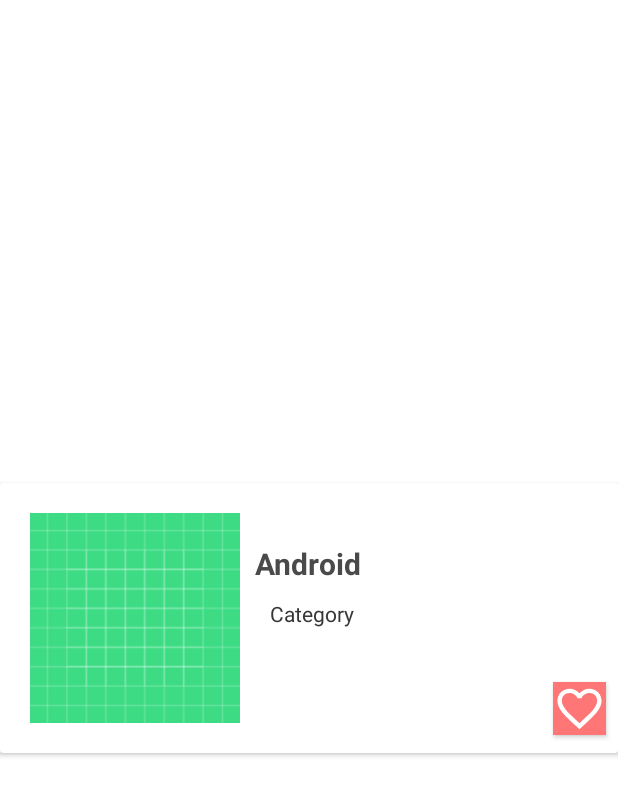
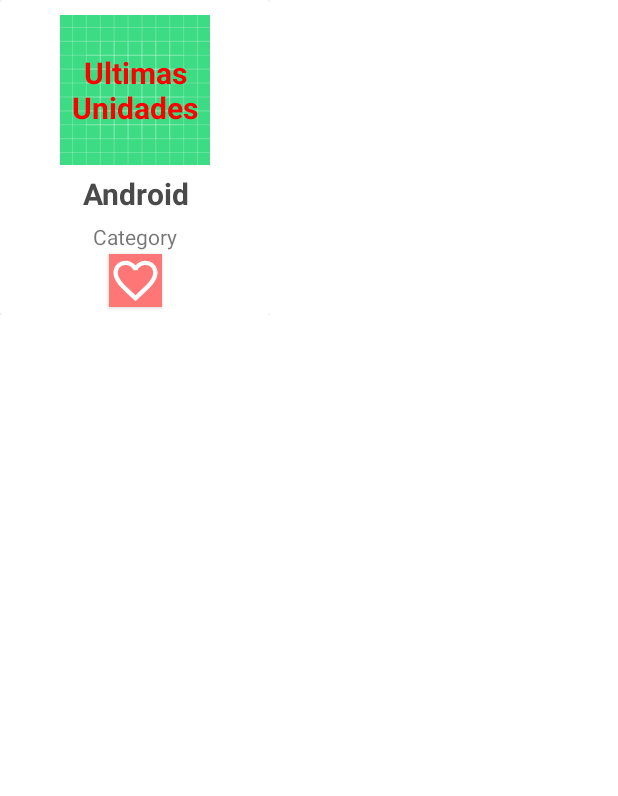
Before and after one commit to Alvarofj95/Recuperacion, an Android app: the layout item_list.xml on its own in the app's theme, with its tools: preview values and no code run, on a phone screen of 412 x 824 dp. Shown: the top 796 px of the screen. Run offline under Robolectric (Android 15) with nearby library versions, the phone set to English and light mode, and no system bars.

Commit message:
item_fragment ready

```diff
--- a/app/src/main/res/layout/item_list.xml
+++ b/app/src/main/res/layout/item_list.xml
@@ -2,30 +2,28 @@
 <androidx.constraintlayout.widget.ConstraintLayout xmlns:android="http://schemas.android.com/apk/res/android"
     xmlns:app="http://schemas.android.com/apk/res-auto"
     xmlns:tools="http://schemas.android.com/tools"
-    android:layout_width="match_parent"
-    android:layout_height="match_parent"
+    android:layout_width="wrap_content"
+    android:layout_height="wrap_content"
     android:paddingBottom="0dp">
 
     <androidx.cardview.widget.CardView
-        android:layout_width="0dp"
-        android:layout_height="wrap_content"
-        app:layout_constraintEnd_toEndOf="parent"
+        android:layout_width="180dp"
+        android:layout_height="210dp"
+        app:layout_constraintBottom_toBottomOf="parent"
         app:layout_constraintStart_toStartOf="parent"
-        app:layout_constraintTop_toTopOf="parent"
-        app:layout_constraintBottom_toBottomOf="parent">
+        app:layout_constraintTop_toTopOf="parent">
 
         <androidx.constraintlayout.widget.ConstraintLayout
             android:layout_width="match_parent"
-            android:layout_height="180dp"
+            android:layout_height="match_parent"
             app:layout_constraintTop_toTopOf="parent">
 
             <ImageView
                 android:id="@+id/iv_product"
-                android:layout_width="140dp"
-                android:layout_height="140dp"
-                android:layout_marginStart="20dp"
-                android:layout_marginTop="20dp"
-                android:layout_marginBottom="20dp"
+                android:layout_width="100dp"
+                android:layout_height="100dp"
+                android:layout_marginTop="10dp"
+                app:layout_constraintEnd_toEndOf="parent"
                 app:layout_constraintStart_toStartOf="parent"
                 app:layout_constraintTop_toTopOf="parent"
                 app:srcCompat="@drawable/ic_launcher_background" />
@@ -34,49 +32,51 @@
                 android:id="@+id/tv_name"
                 android:layout_width="0dp"
                 android:layout_height="wrap_content"
-                android:layout_marginStart="10dp"
-                android:layout_marginTop="40dp"
-                android:layout_marginEnd="10dp"
+                android:layout_marginTop="5dp"
                 android:text="@string/Android"
+                android:textAlignment="center"
                 android:textColor="#4A4A4A"
                 android:textSize="20sp"
                 android:textStyle="bold"
-                app:layout_constraintEnd_toEndOf="parent"
-                app:layout_constraintStart_toEndOf="@+id/iv_product"
-                app:layout_constraintTop_toTopOf="parent" />
+                app:layout_constraintEnd_toEndOf="@+id/iv_product"
+                app:layout_constraintStart_toStartOf="@+id/iv_product"
+                app:layout_constraintTop_toBottomOf="@+id/iv_product" />
 
             <TextView
                 android:id="@+id/tv_precio"
                 android:layout_width="0dp"
                 android:layout_height="wrap_content"
-                android:layout_marginStart="20dp"
-                android:layout_marginTop="10dp"
+                android:layout_marginTop="5dp"
                 android:text="@string/Category"
-                app:layout_constraintStart_toEndOf="@+id/iv_product"
-                app:layout_constraintTop_toBottomOf="@+id/tv_name" />
-
-            <TextView
-                android:id="@+id/tv_category1"
-                android:layout_width="0dp"
-                android:layout_height="wrap_content"
-                android:layout_marginStart="20dp"
-                android:layout_marginTop="10dp"
-                android:text="@string/Category"
-                app:layout_constraintStart_toEndOf="@+id/iv_product"
+                android:textAlignment="center"
+                app:layout_constraintEnd_toEndOf="@+id/tv_name"
+                app:layout_constraintStart_toStartOf="@+id/tv_name"
                 app:layout_constraintTop_toBottomOf="@+id/tv_name" />
 
             <ImageButton
                 android:id="@+id/ib_noLike"
                 android:layout_width="wrap_content"
                 android:layout_height="wrap_content"
-                android:layout_marginEnd="8dp"
-                android:layout_marginBottom="12dp"
+                android:layout_marginTop="2dp"
                 android:background="#FF7676"
                 android:elevation="2dp"
-                app:layout_constraintBottom_toBottomOf="parent"
-                app:layout_constraintEnd_toEndOf="parent"
+                app:layout_constraintEnd_toEndOf="@+id/tv_precio"
+                app:layout_constraintStart_toStartOf="@+id/tv_precio"
+                app:layout_constraintTop_toBottomOf="@+id/tv_precio"
                 app:srcCompat="@drawable/ic_baseline_favorite_border_35"
                 tools:ignore="SpeakableTextPresentCheck,TouchTargetSizeCheck" />
+
+            <TextView
+                android:id="@+id/tv_alert"
+                android:layout_width="0dp"
+                android:layout_height="wrap_content"
+                android:text="Ultimas Unidades"
+                android:textAlignment="center"
+                android:textAppearance="@style/ultima"
+                app:layout_constraintBottom_toBottomOf="@+id/iv_product"
+                app:layout_constraintEnd_toEndOf="@+id/iv_product"
+                app:layout_constraintStart_toStartOf="@+id/iv_product"
+                app:layout_constraintTop_toTopOf="@+id/iv_product" />
 
         </androidx.constraintlayout.widget.ConstraintLayout>
     </androidx.cardview.widget.CardView>
--- /dev/null
+++ b/app/src/main/res/values/styles.xml
@@ -0,0 +1,9 @@
+<?xml version="1.0" encoding="utf-8"?>
+<resources>
+    <style name="ultima">
+
+        <item name="android:textColor">#FF0000</item>
+        <item name="android:textSize">20sp</item>
+        <item name="android:textStyle">bold</item>
+    </style>
+</resources>
```
